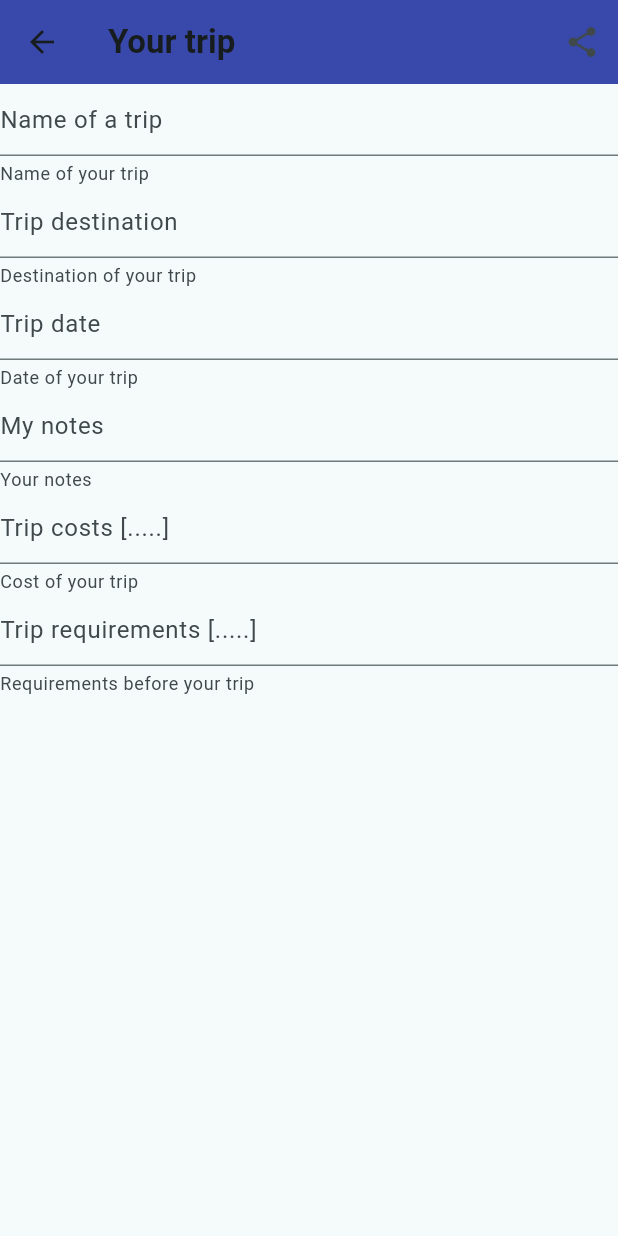
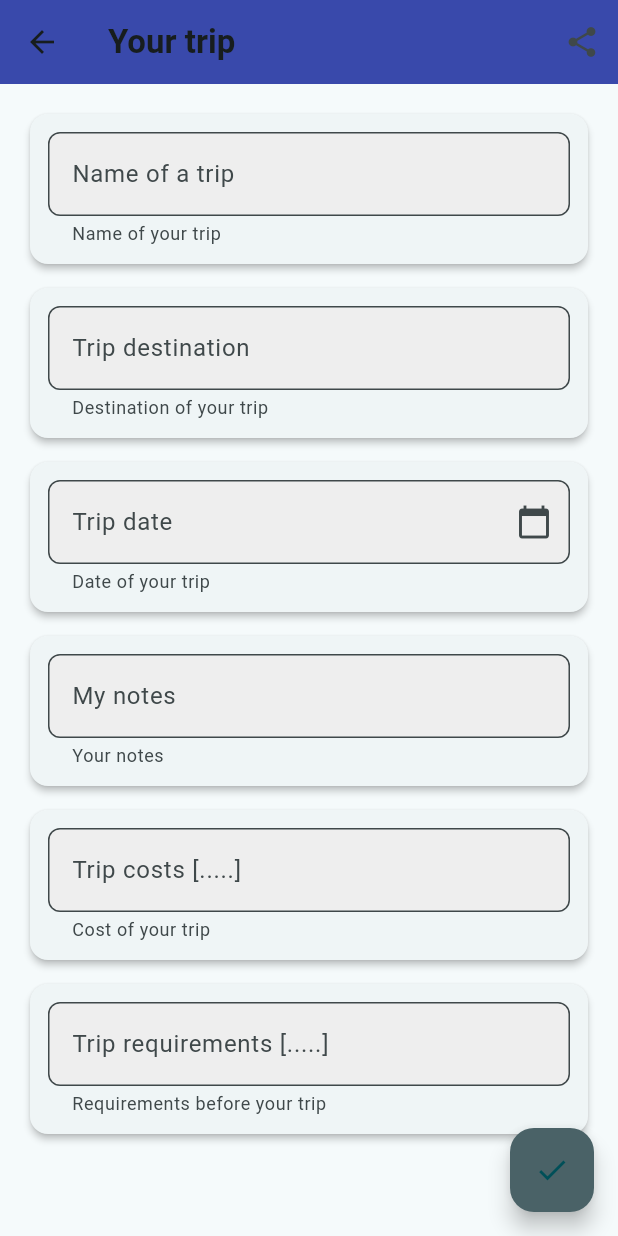
Before and after one commit to mis177/trip-planner, a Flutter app: the screen it shows after launch, after a tap on the "add" icon, on a phone screen of 412 x 824 dp. Run offline on Flutter 3.47's test engine with Material 3 defaults, Android fonts, the phone set to English and light mode, and no system bars; our stand-ins replace bloc, equatable, flutter_bloc, share_plus, sqflite; accounts and stored records are empty; generated files the repository leaves out were written again.

Commit message:
CHANGED style of trip edit view

```diff
--- a/lib/views/trips/trip_edit_view.dart
+++ b/lib/views/trips/trip_edit_view.dart
@@ -40,26 +40,11 @@ class EditTripView extends StatefulWidget {
 
 class _EditTripViewState extends State<EditTripView> {
   late final TextEditingController dateController;
-  void showSnackBar(String text) {
-    ScaffoldMessenger.of(context).showSnackBar(
-      SnackBar(
-        backgroundColor: Colors.green,
-        content: Text(text),
-        duration: const Duration(milliseconds: 350),
-      ),
-    );
-  }
+  final _formKey = GlobalKey<FormState>();
 
   @override
   void initState() {
     dateController = TextEditingController();
-    dateController.addListener(() {
-      context.read<TripEditBloc>().add(TripEditUpdate(
-            fieldName: 'date',
-            text: dateController.text,
-            trip: context.getArgument<DatabaseTrip>()!,
-          ));
-    });
     super.initState();
   }
 
@@ -71,6 +56,7 @@ class _EditTripViewState extends State<EditTripView> {
 
   @override
   Widget build(BuildContext context) {
+    final theme = Theme.of(context);
     return Scaffold(
       appBar: AppBar(
         title: Text(context.loc.trip_edit_title),
@@ -107,33 +93,48 @@ class _EditTripViewState extends State<EditTripView> {
               );
             } else if (state is TripEditUpdated) {
               if (state.exception != null) {
-                await showErrorDialog(
-                    context: context,
-                    content: context.loc.trip_costs_error_update);
-                if (mounted) {
-                  context.read<TripEditBloc>().add(
-                      TripLoad(trip: context.getArgument<DatabaseTrip>()!));
+                await showErrorDialog(context: context, content: context.loc.trip_costs_error_update);
+                if (context.mounted) {
+                  context.read<TripEditBloc>().add(TripLoad(trip: context.getArgument<DatabaseTrip>()!));
                 }
               }
             }
           },
           builder: (context, state) {
             if (state is TripEditInitial) {
-              context
-                  .read<TripEditBloc>()
-                  .add(TripLoad(trip: context.getArgument<DatabaseTrip>()!));
+              context.read<TripEditBloc>().add(TripLoad(trip: context.getArgument<DatabaseTrip>()!));
             } else if (state is TripEditLoaded) {
+              print("DUDUD");
               dateController.text = state.trip!.date;
-              return Column(
+
+              return Form(
+                key: _formKey,
+                child: Padding(
+                  padding: const EdgeInsets.all(16.0),
+                  child: Column(
                     children: [
-                  TextFormField(
+                      Card(
+                        elevation: 2,
+                        child: Padding(
+                          padding: const EdgeInsets.all(12.0),
+                          child: TextFormField(
                             initialValue: state.trip?.name,
-                    keyboardType: TextInputType.multiline,
-                    maxLines: null,
+                            keyboardType: TextInputType.text,
                             decoration: InputDecoration(
-                      hintText: context.loc.trip_edit_name_hint,
+                              labelText: context.loc.trip_edit_name_hint,
                               helperText: context.loc.trip_edit_name_helper,
+                              filled: true,
+                              fillColor: Colors.grey.shade200,
+                              border: OutlineInputBorder(
+                                borderRadius: BorderRadius.circular(8.0),
                               ),
+                            ),
+                            validator: (value) {
+                              if (value == null || value.isEmpty) {
+                                return context.loc.trip_edit_name_error;
+                              }
+                              return null;
+                            },
                             onChanged: (text) {
                               context.read<TripEditBloc>().add(TripEditUpdate(
                                     fieldName: 'name',
@@ -142,13 +143,25 @@ class _EditTripViewState extends State<EditTripView> {
                                   ));
                             },
                           ),
-                  TextFormField(
+                        ),
+                      ),
+                      const SizedBox(height: 8),
+                      Card(
+                        elevation: 2,
+                        child: Padding(
+                          padding: const EdgeInsets.all(12.0),
+                          child: TextFormField(
                             initialValue: state.trip?.destination,
                             keyboardType: TextInputType.multiline,
                             maxLines: null,
                             decoration: InputDecoration(
-                      hintText: context.loc.trip_edit_destination_hint,
+                              labelText: context.loc.trip_edit_destination_hint,
                               helperText: context.loc.trip_edit_destination_helper,
+                              filled: true,
+                              fillColor: Colors.grey.shade200,
+                              border: OutlineInputBorder(
+                                borderRadius: BorderRadius.circular(8.0),
+                              ),
                             ),
                             onChanged: (text) {
                               context.read<TripEditBloc>().add(TripEditUpdate(
@@ -158,35 +171,68 @@ class _EditTripViewState extends State<EditTripView> {
                                   ));
                             },
                           ),
-                  TextField(
+                        ),
+                      ),
+                      const SizedBox(height: 8),
+                      Card(
+                        elevation: 2,
+                        child: Padding(
+                          padding: const EdgeInsets.all(12.0),
+                          child: TextFormField(
                             controller: dateController,
                             keyboardType: TextInputType.multiline,
                             maxLines: null,
+                            readOnly: true,
                             decoration: InputDecoration(
-                      hintText: context.loc.trip_edit_date_hint,
+                              labelText: context.loc.trip_edit_date_hint,
                               helperText: context.loc.trip_edit_date_helper,
+                              filled: true,
+                              fillColor: Colors.grey.shade200,
+                              suffixIcon: const Icon(Icons.calendar_today),
+                              border: OutlineInputBorder(
+                                borderRadius: BorderRadius.circular(8.0),
                               ),
-                    readOnly: true,
+                            ),
                             onTap: () async {
                               DateTimeRange? tripDate = await showDateRangePicker(
                                   context: context,
                                   firstDate: DateTime.now(),
-                          lastDate:
-                              DateTime.now().add(const Duration(days: 730)));
+                                  lastDate: DateTime.now().add(const Duration(days: 730)));
 
                               if (tripDate != null) {
-                        dateController.text =
-                            tripDate.toString().replaceAll('00:00:00.000', '');
+                                dateController.text = tripDate.toString().replaceAll('00:00:00.000', '');
+                                if (context.mounted) {
+                                  setState(() {
+                                    state.trip!.date = dateController.text;
+                                    context.read<TripEditBloc>().add(TripEditUpdate(
+                                          fieldName: 'date',
+                                          text: dateController.text,
+                                          trip: context.getArgument<DatabaseTrip>()!,
+                                        ));
+                                  });
+                                }
                               }
                             },
                           ),
-                  TextFormField(
+                        ),
+                      ),
+                      const SizedBox(height: 8),
+                      Card(
+                        elevation: 2,
+                        child: Padding(
+                          padding: const EdgeInsets.all(12.0),
+                          child: TextFormField(
                             initialValue: state.trip?.note,
                             keyboardType: TextInputType.multiline,
                             maxLines: null,
                             decoration: InputDecoration(
-                      hintText: context.loc.trip_edit_notes_hint,
+                              labelText: context.loc.trip_edit_notes_hint,
                               helperText: context.loc.trip_edit_notes_helper,
+                              filled: true,
+                              fillColor: Colors.grey.shade200,
+                              border: OutlineInputBorder(
+                                borderRadius: BorderRadius.circular(8.0),
+                              ),
                             ),
                             onChanged: (text) {
                               context.read<TripEditBloc>().add(TripEditUpdate(
@@ -196,10 +242,22 @@ class _EditTripViewState extends State<EditTripView> {
                                   ));
                             },
                           ),
-                  TextField(
+                        ),
+                      ),
+                      const SizedBox(height: 8),
+                      Card(
+                        elevation: 2,
+                        child: Padding(
+                          padding: const EdgeInsets.all(12.0),
+                          child: TextField(
                             decoration: InputDecoration(
-                      hintText: context.loc.trip_edit_costs_hint,
+                              labelText: context.loc.trip_edit_costs_hint,
                               helperText: context.loc.trip_edit_costs_helper,
+                              filled: true,
+                              fillColor: Colors.grey.shade200,
+                              border: OutlineInputBorder(
+                                borderRadius: BorderRadius.circular(8.0),
+                              ),
                             ),
                             readOnly: true,
                             onTap: () {
@@ -209,10 +267,22 @@ class _EditTripViewState extends State<EditTripView> {
                                   ));
                             },
                           ),
-                  TextField(
+                        ),
+                      ),
+                      const SizedBox(height: 8),
+                      Card(
+                        elevation: 2,
+                        child: Padding(
+                          padding: const EdgeInsets.all(12.0),
+                          child: TextField(
                             decoration: InputDecoration(
-                      hintText: context.loc.trip_edit_requirements_hint,
+                              labelText: context.loc.trip_edit_requirements_hint,
                               helperText: context.loc.trip_edit_requirements_helper,
+                              filled: true,
+                              fillColor: Colors.grey.shade200,
+                              border: OutlineInputBorder(
+                                borderRadius: BorderRadius.circular(8.0),
+                              ),
                             ),
                             readOnly: true,
                             onTap: () {
@@ -224,13 +294,26 @@ class _EditTripViewState extends State<EditTripView> {
                                   );
                             },
                           ),
+                        ),
+                      ),
                     ],
+                  ),
+                ),
               );
             }
             return const CircularProgressIndicator();
           },
         ),
       ),
+      floatingActionButton: FloatingActionButton(
+        onPressed: () {
+          if (_formKey.currentState!.validate()) {
+            Navigator.pop(context);
+          }
+        },
+        backgroundColor: theme.colorScheme.secondary,
+        child: const Icon(Icons.check),
+      ),
     );
   }
 }
```
Lines whose indentation alone changed are shown as unchanged.
